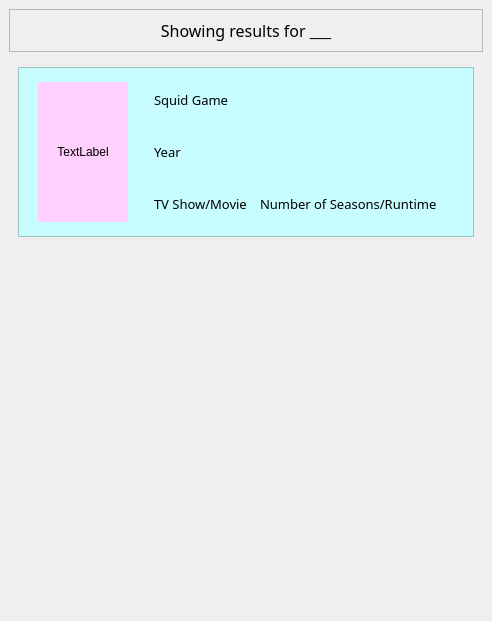
xbryan25/movie-tvshow-review-app, file ui/search_results.ui: the form before one commit.
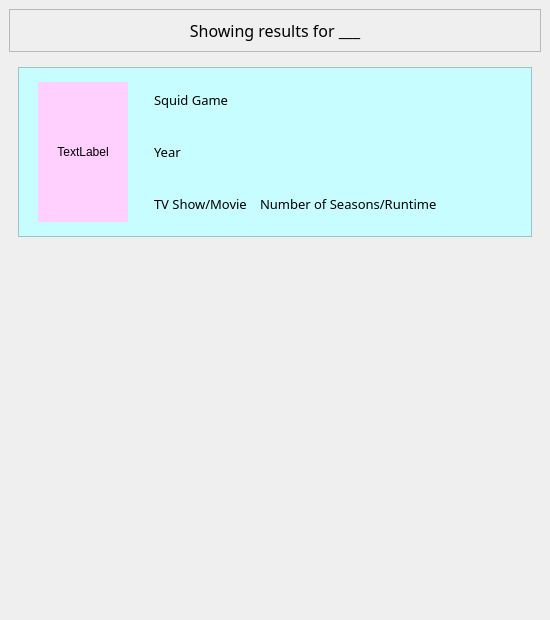
The form after the commit.

Commit message: Add movies in search results, only show top 5 popular results for movies and tv shows, can't search if search bar is empty

What changed in the file:
```diff
--- a/ui/search_results.ui
+++ b/ui/search_results.ui
@@ -6,10 +6,22 @@
    <rect>
     <x>0</x>
     <y>0</y>
-    <width>492</width>
-    <height>621</height>
+    <width>550</width>
+    <height>620</height>
    </rect>
   </property>
+  <property name="minimumSize">
+   <size>
+    <width>550</width>
+    <height>620</height>
+   </size>
+  </property>
+  <property name="maximumSize">
+   <size>
+    <width>550</width>
+    <height>620</height>
+   </size>
+  </property>
   <property name="windowTitle">
    <string>MainWindow</string>
   </property>
@@ -71,8 +83,8 @@
         <rect>
          <x>0</x>
          <y>0</y>
-         <width>474</width>
-         <height>550</height>
+         <width>532</width>
+         <height>549</height>
         </rect>
        </property>
        <layout class="QVBoxLayout" name="verticalLayout_2">
```
Left out of the diff: 5 changed lines with no effect on the pictures. The commit also changes 2 other files.
